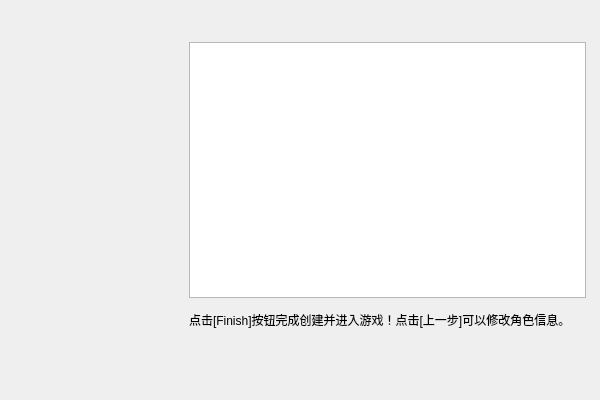
Above: src/coeus/coeus_client_qt/character_creator_summary_page.ui from AngryPowman/Coeus before the change. Below: the same form after it.
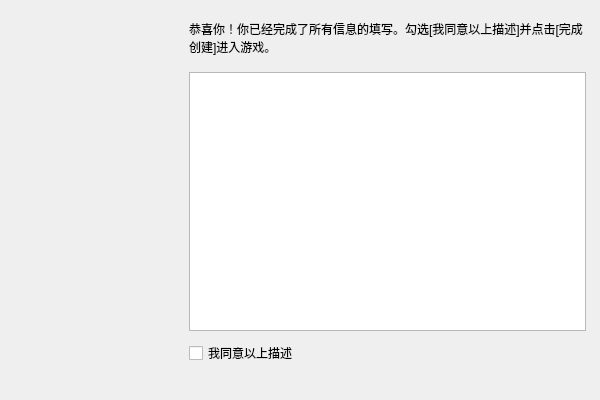
That is the form after the change.

Commit message: inflect the interface for character creator

```diff
--- a/src/coeus/coeus_client_qt/character_creator_summary_page.ui
+++ b/src/coeus/coeus_client_qt/character_creator_summary_page.ui
@@ -29,9 +29,9 @@
    <property name="geometry">
     <rect>
      <x>189</x>
-     <y>42</y>
+     <y>72</y>
      <width>397</width>
-     <height>256</height>
+     <height>259</height>
     </rect>
    </property>
   </widget>
@@ -39,13 +39,29 @@
    <property name="geometry">
     <rect>
      <x>189</x>
-     <y>303</y>
-     <width>397</width>
+     <y>21</y>
+     <width>400</width>
      <height>34</height>
     </rect>
    </property>
    <property name="text">
-    <string>点击[Finish]按钮完成创建并进入游戏！点击[上一步]可以修改角色信息。</string>
+    <string>恭喜你！你已经完成了所有信息的填写。勾选[我同意以上描述]并点击[完成创建]进入游戏。</string>
+   </property>
+   <property name="wordWrap">
+    <bool>true</bool>
+   </property>
+  </widget>
+  <widget class="QCheckBox" name="checkBox">
+   <property name="geometry">
+    <rect>
+     <x>189</x>
+     <y>345</y>
+     <width>112</width>
+     <height>16</height>
+    </rect>
+   </property>
+   <property name="text">
+    <string>我同意以上描述</string>
    </property>
   </widget>
  </widget>
```
The commit also changes 11 other files.
